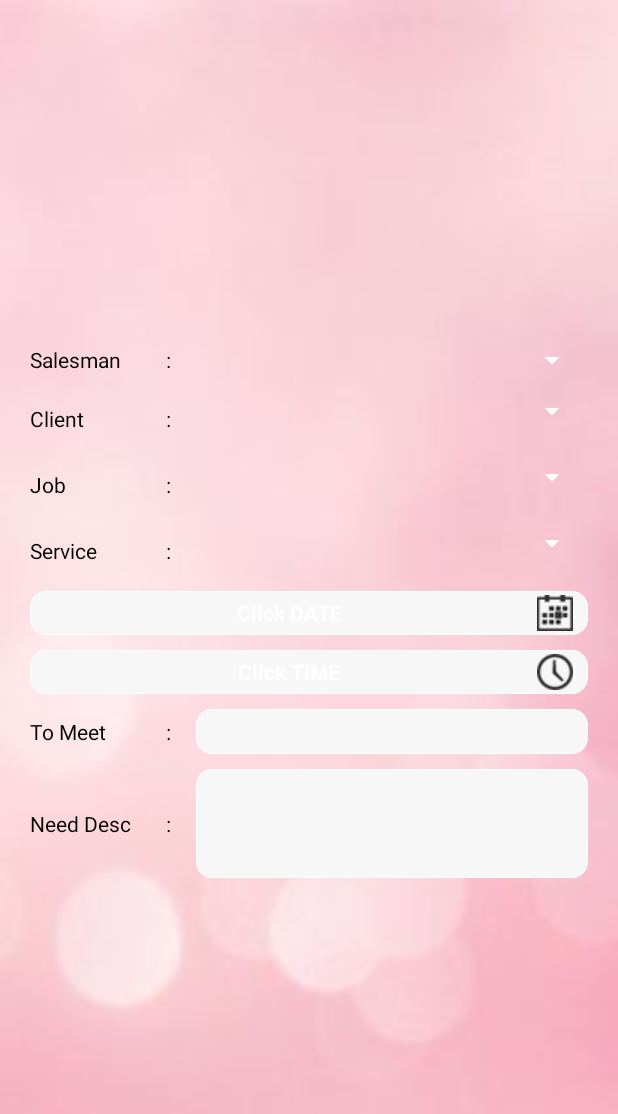
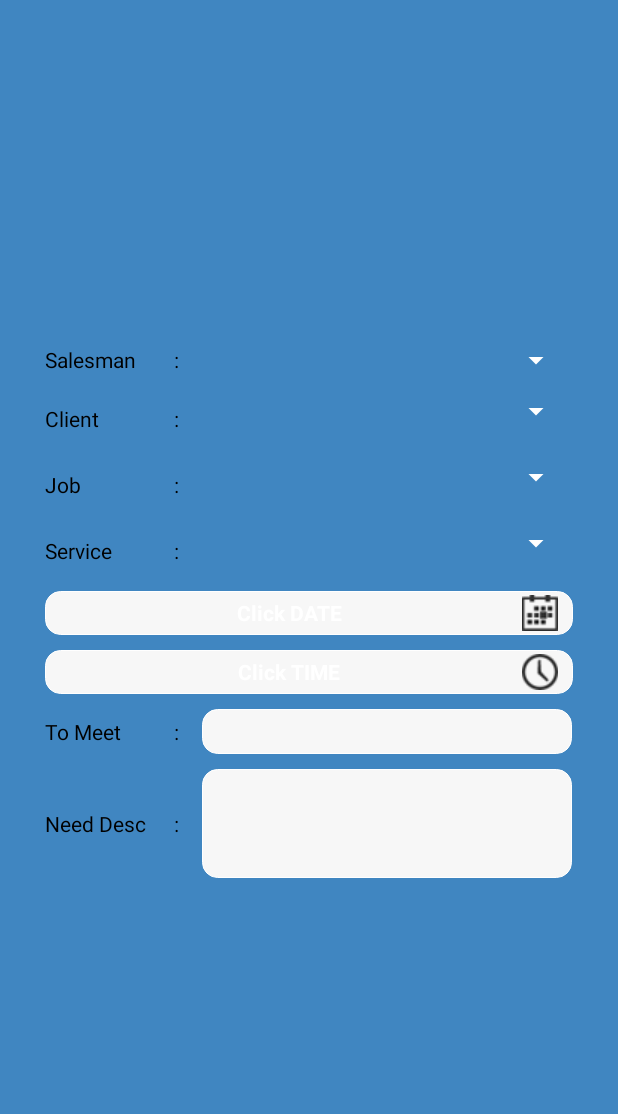
Before and after one commit to respati123/android_attendance, an Android app: the ScheduleActivity screen opened directly, with no data from a screen before it, after a tap on an icon or button, on a phone screen of 412 x 824 dp. Shown: the top 1114 px of the screen. Run offline under Robolectric (Android 15) with nearby library versions, the phone set to English and light mode, and no system bars; pictures from the network do not load.

Commit message:
update date picker

```diff
--- /dev/null
+++ b/app/src/main/java/com/android/victory/schedule/activity/AddScheduleActivityTry.java
@@ -0,0 +1,108 @@
+package com.android.victory.schedule.activity;
+
+import android.annotation.SuppressLint;
+import android.app.DatePickerDialog;
+import android.app.Dialog;
+import android.app.TimePickerDialog;
+import android.graphics.Color;
+import android.graphics.drawable.ColorDrawable;
+import android.icu.util.Calendar;
+import android.icu.util.TimeZone;
+import android.os.Build;
+import android.support.annotation.Nullable;
+import android.support.annotation.RequiresApi;
+import android.support.v7.app.AppCompatActivity;
+import android.os.Bundle;
+import android.util.Log;
+import android.view.View;
+import android.widget.DatePicker;
+import android.widget.TextView;
+import android.widget.Toast;
+
+import com.android.victory.schedule.R;
+
+import java.text.SimpleDateFormat;
+import java.time.Year;
+import java.util.Collections;
+import java.util.Date;
+import java.util.Locale;
+
+public class AddScheduleActivityTry extends AppCompatActivity {
+
+    TextView txtDate, txtTime;
+    int mYear, mMonth, mDay;
+    private DatePickerDialog.OnDateSetListener dateSetListener;
+    private TimePickerDialog.OnTimeSetListener timeSetListener;
+
+    @RequiresApi(api = Build.VERSION_CODES.N)
+    @Override
+    protected void onCreate(Bundle savedInstanceState) {
+        super.onCreate(savedInstanceState);
+        setContentView(R.layout.activity_add_schedule_try);
+
+        txtDate  = (TextView) findViewById(R.id.textDate);
+        txtTime = (TextView) findViewById(R.id.textTime);
+
+        txtDate.setOnClickListener(new View.OnClickListener() {
+            @Override
+            public void onClick(View v) {
+
+                showDialog(txtDate.getId());
+            }
+        });
+
+        txtTime.setOnClickListener(new View.OnClickListener() {
+            @Override
+            public void onClick(View v) {
+                showDialog(txtTime.getId());
+            }
+        });
+
+
+        dateSetListener = new DatePickerDialog.OnDateSetListener() {
+           @SuppressLint("SetTextI18n")
+           @Override
+           public void onDateSet(DatePicker view, int year, int month, int dayOfMonth) {
+               mYear = year;
+               mMonth = month;
+               mDay = dayOfMonth;
+
+               txtDate.setText(mYear+"/"+mMonth+"/"+mDay);
+
+           }
+       };
+
+
+    }
+
+
+    @RequiresApi(api = Build.VERSION_CODES.N)
+    @Nullable
+    @Override
+    protected Dialog onCreateDialog(int id, Bundle args) {
+        switch (id){
+
+            case R.id.textDate:
+                if (Build.VERSION.SDK_INT >= Build.VERSION_CODES.N) {
+                    Calendar cal = Calendar.getInstance();
+                    mYear = cal.get(Calendar.YEAR);
+                    mMonth = cal.get(Calendar.MONTH);
+                    mDay = cal.get(Calendar.DATE);
+                    DatePickerDialog datePickerDialog = new DatePickerDialog(this,
+                            android.R.style.Theme_Material_Dialog_MinWidth,dateSetListener,mYear, mMonth, mDay );
+                    datePickerDialog.show();
+                    return  datePickerDialog;
+                }
+
+                return null;
+            case R.id.textTime:
+
+                TimePickerDialog timePickerDialog = new TimePickerDialog(this,
+                        android.R.style.Theme_Material_Dialog_MinWidth, timeSetListener, )
+            default:
+                return null;
+        }
+    }
+
+
+}
--- a/app/src/main/java/com/android/victory/schedule/activity/CheckInActivity.java
+++ b/app/src/main/java/com/android/victory/schedule/activity/CheckInActivity.java
@@ -119,21 +119,8 @@ public class CheckInActivity extends AppCompatActivity implements OnMapReadyCall
                 .setPriority(LocationRequest.PRIORITY_HIGH_ACCURACY)
                 .setFastestInterval(FASTEST_INTERVAL);
 
-        if (Build.VERSION.SDK_INT >= Build.VERSION_CODES.M) {
-            checkPermission();
-        }
+
         fusedLocationProviderClient = LocationServices.getFusedLocationProviderClient(this);
-
-        fusedLocationProviderClient.requestLocationUpdates(locationRequest, new LocationCallback() {
-
-                    @Override
-                    public void onLocationResult(LocationResult locationResult) {
-                        Location location = locationResult.getLastLocation();
-                        onLocationChanged(location);
-                    }
-                },
-                Looper.myLooper());
-
 
         btnCheckIn.setOnClickListener(new View.OnClickListener() {
             @Override
@@ -141,6 +128,9 @@ public class CheckInActivity extends AppCompatActivity implements OnMapReadyCall
                 Toast.makeText(CheckInActivity.this, "hadir", Toast.LENGTH_SHORT).show();
             }
         });
+
+
+
 
     }
 
@@ -178,6 +168,7 @@ public class CheckInActivity extends AppCompatActivity implements OnMapReadyCall
 
     @Override
     public void onMapReady(final GoogleMap googleMap) {
+
         mMap = googleMap;
         markerOptions = new MarkerOptions();
 
@@ -185,6 +176,19 @@ public class CheckInActivity extends AppCompatActivity implements OnMapReadyCall
                 markerOptions
                         .title("kantor")
                         .position(new LatLng(Double.valueOf("-6.2155341"), Double.valueOf("106.8555813"))));
+
+        checkPermission();
+        mMap.setMyLocationEnabled(true);
+        fusedLocationProviderClient.requestLocationUpdates(locationRequest, new LocationCallback() {
+
+                    @Override
+                    public void onLocationResult(LocationResult locationResult) {
+                        Location location = locationResult.getLastLocation();
+                        Log.d("looping", "Looping");
+                        onLocationChanged(location);
+                    }
+                },
+                Looper.myLooper());
 
     }
 
@@ -236,6 +240,8 @@ public class CheckInActivity extends AppCompatActivity implements OnMapReadyCall
                             prgCheckIn.setVisibility(View.GONE);
                             txtHour.setVisibility(View.VISIBLE);
                             txtDistance.setVisibility(View.VISIBLE);
+                        } else {
+                            Toast.makeText(getApplicationContext(), "Jarak jauh dari target", Toast.LENGTH_LONG).show();
                         }
                     }
                 } else
@@ -259,7 +265,7 @@ public class CheckInActivity extends AppCompatActivity implements OnMapReadyCall
             requestPermissions(new String[]{
                     Manifest.permission.ACCESS_COARSE_LOCATION,
                     Manifest.permission.ACCESS_FINE_LOCATION}, 2);
-                    checkPermission();
+            checkPermission();
         }
         fusedLocationProviderClient.getLastLocation().addOnCompleteListener(new OnCompleteListener<Location>() {
             @Override
@@ -274,6 +280,7 @@ public class CheckInActivity extends AppCompatActivity implements OnMapReadyCall
                 }
             }
         });
+
     }
 
     @Override
@@ -322,6 +329,7 @@ public class CheckInActivity extends AppCompatActivity implements OnMapReadyCall
         latitude1 = location.getLatitude();
         longitude1 = location.getLongitude();
 
+
         getDirection();
         createMarker();
     }
--- a/app/src/main/java/com/android/victory/schedule/activity/ScheduleActivity.java
+++ b/app/src/main/java/com/android/victory/schedule/activity/ScheduleActivity.java
@@ -105,7 +105,7 @@ public class ScheduleActivity extends AppCompatActivity
         fab.setOnClickListener(new View.OnClickListener() {
             @Override
             public void onClick(View view) {
-                startActivity(new Intent(ScheduleActivity.this, AddScheduleActivity.class));
+                startActivity(new Intent(ScheduleActivity.this, AddScheduleActivityTry.class));
                 finish();
                 /*Snackbar.make(view, "Replace with your own action", Snackbar.LENGTH_LONG)
                         .setAction("Action", null).show();*/
--- /dev/null
+++ b/app/src/main/res/layout/activity_add_schedule_try.xml
@@ -0,0 +1,233 @@
+<?xml version="1.0" encoding="utf-8"?>
+<RelativeLayout xmlns:android="http://schemas.android.com/apk/res/android"
+    xmlns:app="http://schemas.android.com/apk/res-auto"
+    xmlns:tools="http://schemas.android.com/tools"
+    android:layout_width="match_parent"
+    android:layout_height="match_parent"
+    android:orientation="vertical"
+    tools:context=".activity.AddScheduleActivityTry"
+    android:padding="10dp"
+    android:background="@color/background_all">
+
+
+
+    <ScrollView
+        android:layout_width="match_parent"
+        android:layout_height="match_parent">
+
+        <LinearLayout
+            android:layout_width="match_parent"
+            android:layout_height="wrap_content"
+            android:orientation="vertical"
+            android:paddingStart="20dp"
+            android:paddingEnd="20dp"
+            android:layout_gravity="center"
+            android:weightSum="10">
+
+            <LinearLayout
+                android:layout_width="match_parent"
+                android:layout_height="0dp"
+                android:orientation="horizontal"
+                android:layout_marginBottom="10dp"
+                android:layout_weight="1"
+                android:weightSum="1">
+                <TextView
+                    android:layout_width="0dp"
+                    android:layout_height="match_parent"
+                    android:layout_weight="0.2"
+                    android:gravity="center_vertical"
+                    android:textColor="@color/black"
+                    android:text="Salesman"/>
+                <TextView
+                    android:layout_width="0dp"
+                    android:layout_height="match_parent"
+                    android:gravity="center"
+                    android:layout_weight="0.1"
+                    android:textColor="@color/black"
+                    android:text=" : "/>
+                <Spinner
+                    android:id="@+id/sales_spinner"
+                    android:layout_width="0dp"
+                    android:layout_height="match_parent"
+                    android:gravity="center_vertical"
+                    android:layout_weight="0.7"/>
+            </LinearLayout>
+
+            <LinearLayout
+                android:layout_width="match_parent"
+                android:layout_height="0dp"
+                android:orientation="horizontal"
+                android:layout_marginBottom="10dp"
+                android:layout_weight="1"
+                android:weightSum="1">
+                <TextView
+                    android:layout_width="0dp"
+                    android:layout_height="match_parent"
+                    android:layout_weight="0.2"
+                    android:gravity="center_vertical"
+                    android:textColor="@color/black"
+                    android:text="Client"/>
+                <TextView
+                    android:layout_width="0dp"
+                    android:layout_height="match_parent"
+                    android:gravity="center"
+                    android:textColor="@color/black"
+                    android:layout_weight="0.1"
+                    android:text=" : "/>
+                <Spinner
+                    android:id="@+id/client_spinner"
+                    android:layout_width="0dp"
+                    android:layout_height="match_parent"
+                    android:layout_marginBottom="10dp"
+                    android:layout_weight="0.7" />
+            </LinearLayout>
+
+            <LinearLayout
+                android:layout_width="match_parent"
+                android:layout_height="0dp"
+                android:orientation="horizontal"
+                android:layout_marginBottom="10dp"
+                android:layout_weight="1"
+                android:weightSum="1">
+                <TextView
+                    android:layout_width="0dp"
+                    android:layout_height="match_parent"
+                    android:layout_weight="0.2"
+                    android:gravity="center_vertical"
+                    android:textColor="@color/black"
+                    android:text="Job"/>
+                <TextView
+                    android:layout_width="0dp"
+                    android:layout_height="match_parent"
+                    android:gravity="center"
+                    android:layout_weight="0.1"
+                    android:textColor="@color/black"
+                    android:text=" : "/>
+                <Spinner
+                    android:id="@+id/job_spinner"
+                    android:layout_width="0dp"
+                    android:layout_height="match_parent"
+                    android:layout_marginBottom="10dp"
+                    android:layout_weight="0.7" />
+            </LinearLayout>
+            <LinearLayout
+                android:layout_width="match_parent"
+                android:layout_height="0dp"
+                android:orientation="horizontal"
+                android:layout_marginBottom="10dp"
+                android:layout_weight="1"
+                android:weightSum="1">
+                <TextView
+                    android:layout_width="0dp"
+                    android:layout_height="match_parent"
+                    android:layout_weight="0.2"
+                    android:gravity="center_vertical"
+                    android:textColor="@color/black"
+                    android:text="Service"/>
+                <TextView
+                    android:layout_width="0dp"
+                    android:layout_height="match_parent"
+                    android:gravity="center"
+                    android:layout_weight="0.1"
+                    android:textColor="@color/black"
+                    android:text=" : "/>
+                <Spinner
+                    android:id="@+id/service_spinner"
+                    android:layout_width="0dp"
+                    android:layout_height="match_parent"
+                    android:layout_marginBottom="10dp"
+                    android:layout_weight="0.7" />
+            </LinearLayout>
+
+            <TextView
+                android:layout_width="match_parent"
+                android:layout_height="0dp"
+                android:gravity="center"
+                android:layout_weight="1"
+                android:layout_marginBottom="10dp"
+                android:textStyle="bold"
+                android:drawableRight="@drawable/ic_action_go_to_today"
+                android:background="@drawable/bg_textfield"
+                android:hint="Click DATE "
+                android:text=""
+                android:textColor="@color/black"
+                android:id="@+id/textDate" />
+
+            <TextView
+                android:layout_width="match_parent"
+                android:layout_height="0dp"
+                android:gravity="center"
+                android:layout_weight="1"
+                android:drawableRight="@drawable/ic_action_time"
+                android:background="@drawable/bg_textfield"
+                android:layout_marginBottom="10dp"
+                android:textStyle="bold"
+                android:hint="Click TIME "
+                android:text=""
+                android:id="@+id/textTime" />
+
+            <LinearLayout
+                android:layout_width="match_parent"
+                android:layout_height="0dp"
+                android:orientation="horizontal"
+                android:layout_marginBottom="10dp"
+                android:layout_weight="1"
+                android:weightSum="1">
+                <TextView
+                    android:layout_width="0dp"
+                    android:layout_height="match_parent"
+                    android:layout_weight="0.2"
+                    android:gravity="center_vertical"
+                    android:textColor="@color/black"
+                    android:text="To Meet"/>
+                <TextView
+                    android:layout_width="0dp"
+                    android:layout_height="match_parent"
+                    android:gravity="center"
+                    android:layout_weight="0.1"
+                    android:textColor="@color/black"
+                    android:text=" : "/>
+                <EditText
+                    android:id="@+id/meet_edittext"
+                    android:layout_width="0dp"
+                    android:layout_height="match_parent"
+                    android:background="@drawable/bg_textfield"
+                    android:layout_weight="0.7"/>
+            </LinearLayout>
+
+            <LinearLayout
+                android:layout_width="match_parent"
+                android:layout_height="0dp"
+                android:orientation="horizontal"
+                android:layout_marginBottom="10dp"
+                android:layout_weight="3"
+                android:weightSum="1">
+                <TextView
+                    android:layout_width="0dp"
+                    android:layout_height="match_parent"
+                    android:layout_weight="0.2"
+                    android:gravity="center_vertical"
+                    android:textColor="@color/black"
+                    android:text="Need Desc"/>
+                <TextView
+                    android:layout_width="0dp"
+                    android:layout_height="match_parent"
+                    android:gravity="center"
+                    android:layout_weight="0.1"
+                    android:textColor="@color/black"
+                    android:text=" : "/>
+                <EditText
+                    android:id="@+id/desc_edittext"
+                    android:inputType="textMultiLine"
+                    android:lines="3"
+                    android:minLines="3"
+                    android:maxLines="6"
+                    android:layout_height="match_parent"
+                    android:layout_weight="0.7"
+                    android:layout_width="0dp"
+                    android:scrollbars="vertical"
+                    android:background="@drawable/bg_textfield"/>
+            </LinearLayout>
+        </LinearLayout>
+    </ScrollView>
+</RelativeLayout>
```
Also changed, not shown: app/src/main/AndroidManifest.xml (+6 -6 lines).
